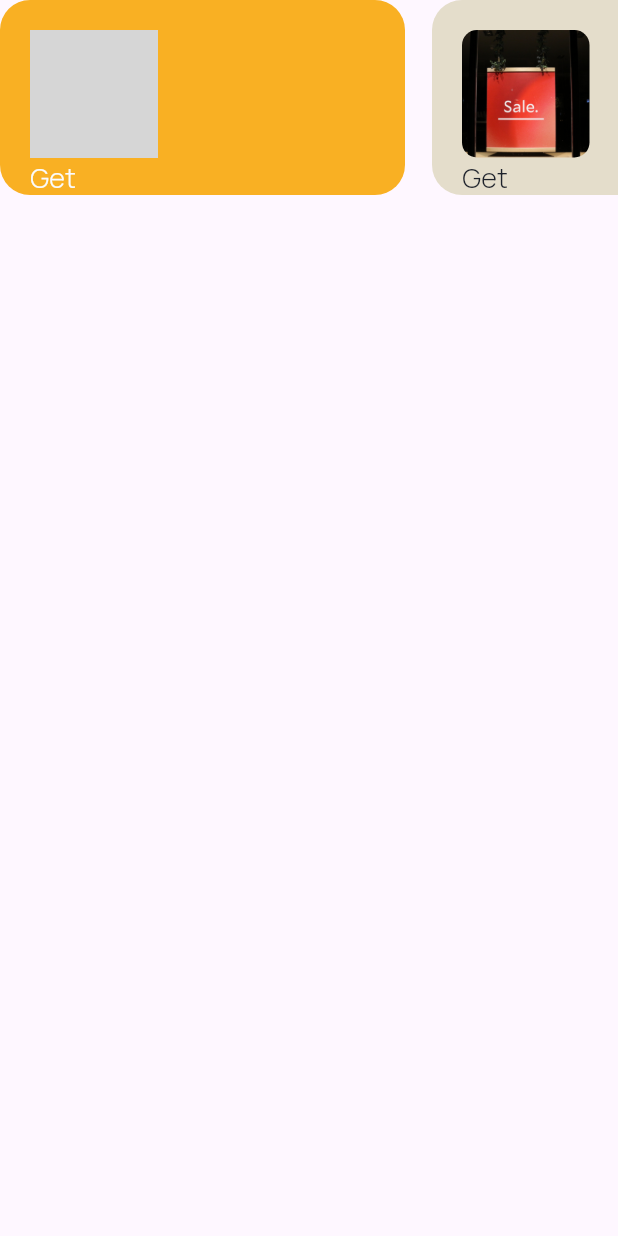
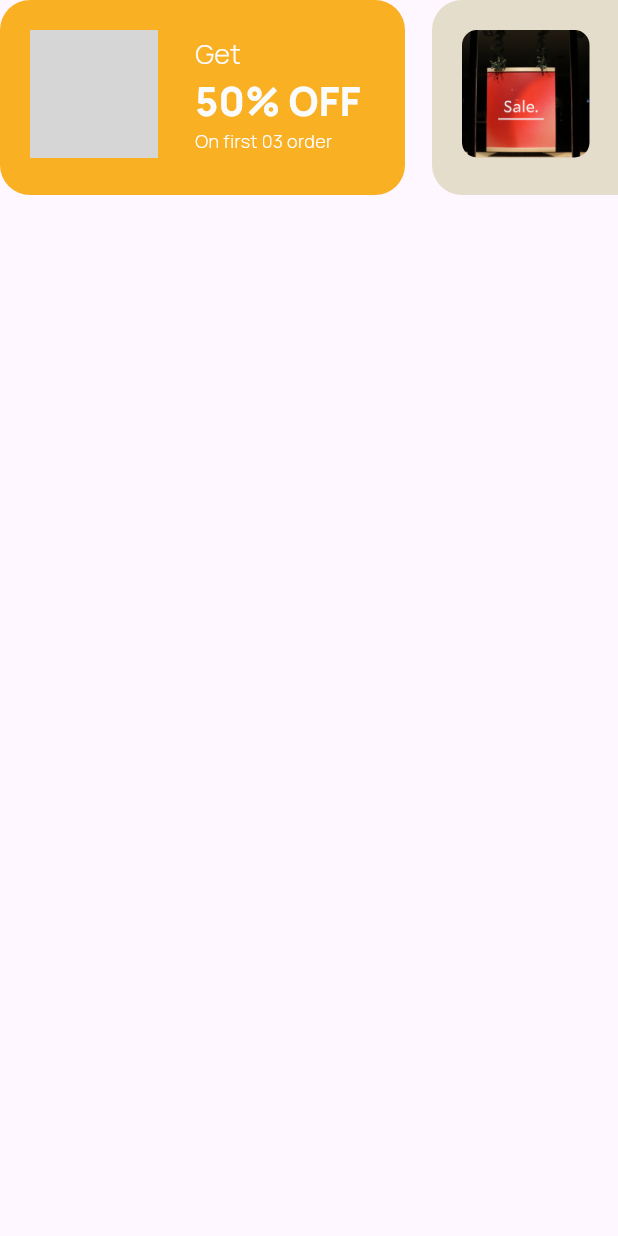
Before and after one commit to JazebJaved468/shop_app_flutter, a Flutter app: the CustomDiscountCards widget shown alone on an empty page, opened directly, on a phone screen of 412 x 824 dp. Run offline on Flutter 3.47's test engine with Material 2 defaults, Android fonts, the phone set to English and light mode, and no system bars; our stand-ins replace flutter_svg; grey boxes are pictures that could not be loaded.

Commit message:
product cards added

```diff
--- a/lib/constants/global_constants.dart
+++ b/lib/constants/global_constants.dart
@@ -1,10 +1,8 @@
 import 'package:flutter/material.dart';
 
 class GlobalColors {
-  static Color primaryBackground = Color(0xff2A4BA0);
-  static Color primaryHeading= Color(0xffFAFBFD);
-  static Color primaryTitle= Color(0xff1E222B);
-  static Color productCardBackground= Color(0xffF8F9FB);
-
-
+  static Color primaryBackground = const Color(0xff2A4BA0);
+  static Color primaryHeading = const Color(0xffFAFBFD);
+  static Color primaryTitle =  const Color(0xff1E222B);
+  static Color productCardBackground =  const Color.fromARGB(255, 74, 77, 84);
 }
--- a/lib/main.dart
+++ b/lib/main.dart
@@ -19,7 +19,7 @@
         fontFamily: "Manrope",
         useMaterial3: true,
       ),
-      home: const Screen2(),
+      home: const Screen1(),
     );
   }
 }
--- a/lib/screens/screen2/widgets/custom_discount_cards.dart
+++ b/lib/screens/screen2/widgets/custom_discount_cards.dart
@@ -36,7 +36,7 @@
                         ),
                       ),
                       const SizedBox(
-                        width: 35,
+                        width: 25,
                       ),
                       Column(
                         crossAxisAlignment: CrossAxisAlignment.start,
```
Also changed, not shown: lib/screens/screen2/widgets/custom_recommended_products.dart (+32 -18 lines).
